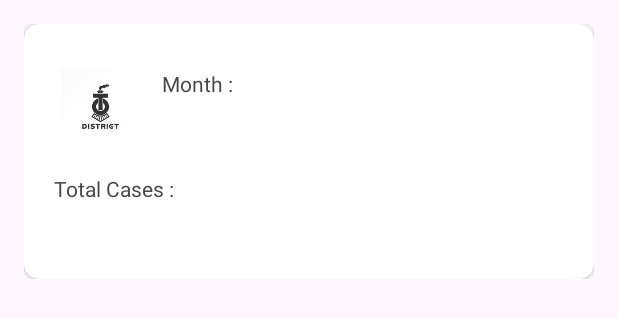
After one commit to Ltrsoft2019/Police_Mannagement_System, an Android app: the layout month_card.xml on its own in the app's theme, with its tools: preview values and no code run, on a phone screen of 412 x 824 dp. The commit adds this screen. Shown: the top 318 px of the screen. Run offline under Robolectric (Android 15) with nearby library versions, the phone set to English and light mode, and no system bars.

Commit message:
commit by ganesh

```diff
--- a/app/src/main/java/com/ltrsoft/police_mannagement_system/Fragment/FilterFragment.java
+++ b/app/src/main/java/com/ltrsoft/police_mannagement_system/Fragment/FilterFragment.java
@@ -30,7 +30,7 @@ public class FilterFragment extends Fragment {
         yearMonthCard.setOnClickListener(new View.OnClickListener() {
             @Override
             public void onClick(View v) {
-//                getActivity().getSupportFragmentManager().beginTransaction().replace(R.id.main_container,new FilterFragment()).addToBackStack(null).commit();
+              getActivity().getSupportFragmentManager().beginTransaction().replace(R.id.main_container,new Filter_year_month() ).addToBackStack(null).commit();
 
             }
         });
--- a/app/src/main/java/com/ltrsoft/police_mannagement_system/Model/District.java
+++ b/app/src/main/java/com/ltrsoft/police_mannagement_system/Model/District.java
@@ -3,8 +3,6 @@ package com.ltrsoft.police_mannagement_system.Model;
 
 public class District {
     String id, name, totalcase, totalpolice;
-
-
     public District(String id, String name, String totalcase, String totalpolice) {
         this.id = id;
         this.name = name;
--- a/app/src/main/java/com/ltrsoft/police_mannagement_system/model/policemodel.java
+++ b/app/src/main/java/com/ltrsoft/police_mannagement_system/model/policemodel.java
@@ -1,4 +1,4 @@
-package com.ltrsoft.police_mannagement_system.model;
+package com.ltrsoft.police_mannagement_system.Model;
 
 public class policemodel {
 }
--- /dev/null
+++ b/app/src/main/res/layout/month_card.xml
@@ -0,0 +1,63 @@
+<?xml version="1.0" encoding="utf-8"?>
+<LinearLayout xmlns:android="http://schemas.android.com/apk/res/android"
+    android:layout_width="match_parent"
+    android:layout_height="wrap_content"
+    xmlns:app="http://schemas.android.com/apk/res-auto"
+    android:orientation="vertical"
+    android:padding="16dp">
+
+    <androidx.cardview.widget.CardView
+        android:layout_width="match_parent"
+        android:id="@+id/monthcard"
+        app:cardCornerRadius="10dp"
+        android:layout_height="wrap_content">
+        <LinearLayout
+            android:orientation="vertical"
+            android:layout_width="match_parent"
+            android:layout_margin="10dp"
+            android:elevation="10dp"
+            android:layout_height="wrap_content">
+            <LinearLayout
+                android:layout_marginTop="10dp"
+                android:layout_width="match_parent"
+                android:layout_height="wrap_content"
+                android:layout_marginBottom="10dp"
+                android:orientation="horizontal">
+                <ImageView
+                    android:layout_marginTop="10dp"
+                    android:layout_marginLeft="10dp"
+                    android:layout_width="match_parent"
+                    android:layout_height="50dp"
+                    android:src="@drawable/download"
+                    android:layout_weight="8"
+                    android:text="District name"/>
+                <TextView
+                    android:id="@+id/monthname"
+                    android:layout_marginTop="10dp"
+                    android:layout_marginLeft="10dp"
+                    android:layout_width="match_parent"
+                    android:layout_height="50dp"
+                    android:layout_weight="2"
+                    android:text="Month :"/>
+
+            </LinearLayout>
+            <LinearLayout
+                android:layout_marginTop="10dp"
+                android:layout_width="match_parent"
+                android:layout_height="wrap_content"
+                android:layout_marginBottom="10dp"
+                android:orientation="horizontal">
+                <TextView
+                    android:layout_marginLeft="10dp"
+                    android:layout_width="0dp"
+                    android:layout_weight="1"
+                    android:id="@+id/total_case"
+                    android:text="Total Cases :\n"
+                    android:layout_height="50dp"/>
+
+            </LinearLayout>
+        </LinearLayout>
+    </androidx.cardview.widget.CardView>
+
+
+</LinearLayout>
--- a/app/src/main/res/layout/year.xml
+++ b/app/src/main/res/layout/year.xml
@@ -18,8 +18,9 @@
             android:layout_width="match_parent"
             android:layout_height="match_parent"
             android:orientation="vertical">
-            <com.github.mikephil.charting.charts.LineChart
-                android:id="@+id/bard"
+            <org.eazegraph.lib.charts.BarChart
+
+                android:id="@+id/barchart"
                 android:layout_width="match_parent"
                 android:layout_height="350dp"
                 android:layout_marginLeft="10dp"
```
Also changed, not shown: app/src/main/java/com/ltrsoft/police_mannagement_system/Fragment/Filter_month.java (added, +94 -0 lines), app/src/main/java/com/ltrsoft/police_mannagement_system/Fragment/Filter_year_month.java (added, +82 -0 lines), app/src/main/java/com/ltrsoft/police_mannagement_system/Model/Monthmodel.java (added, +26 -0 lines), app/src/main/java/com/ltrsoft/police_mannagement_system/Model/YearModel.java (added, +26 -0 lines), app/src/main/java/com/ltrsoft/police_mannagement_system/adapters/MonthAdapter.java (added, +65 -0 lines), app/src/main/java/com/ltrsoft/police_mannagement_system/adapters/YearAdapter.java (added, +67 -0 lines), app/src/main/res/layout/year_card.xml (added, +63 -0 lines).
